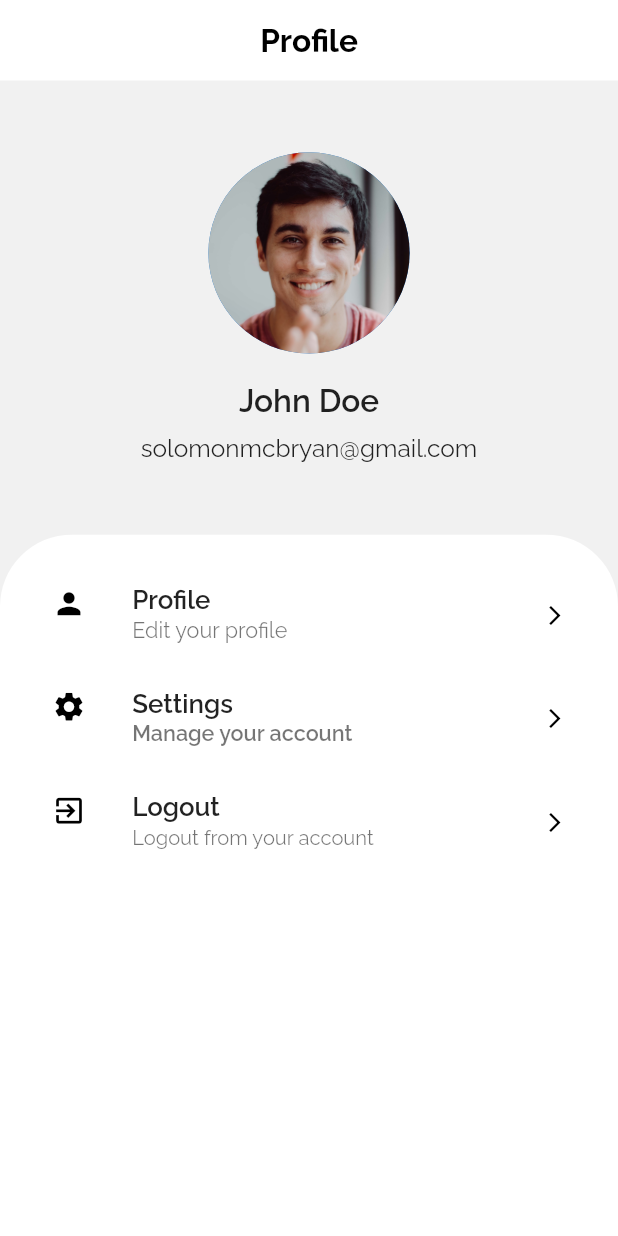
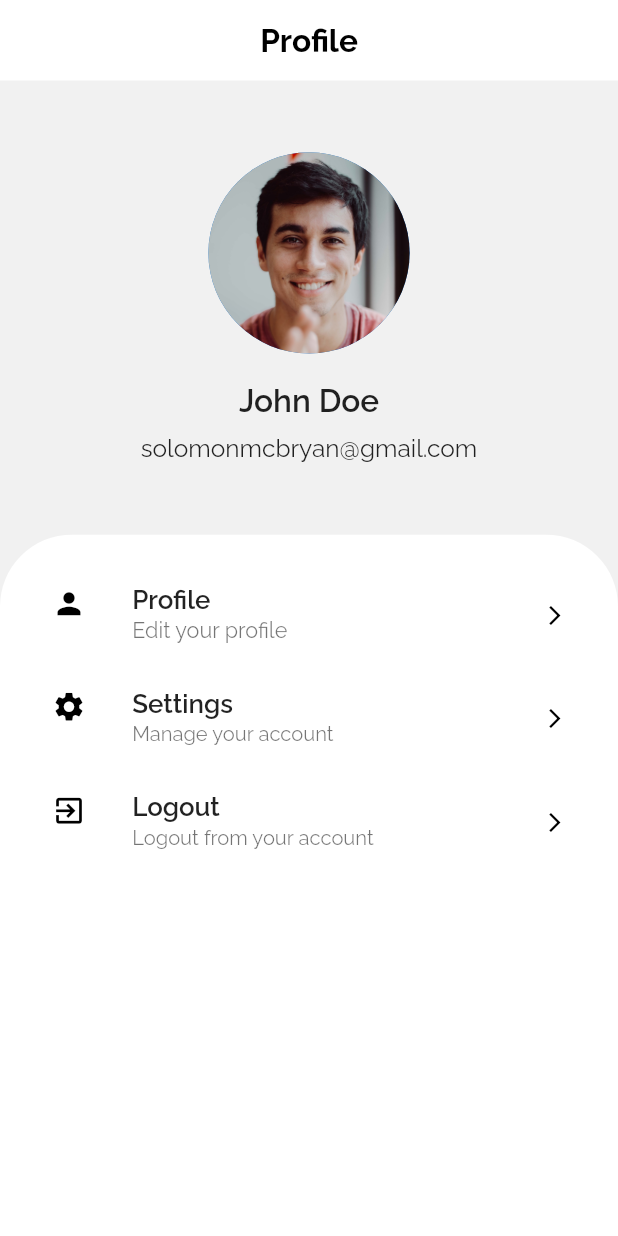
Before and after one commit to mcbryan1/icommerce, a Flutter app: the ProfileScreen screen opened directly, on a phone screen of 412 x 824 dp. Run offline on Flutter 3.47's test engine with Material 2 defaults, Android fonts, the phone set to English and light mode, and no system bars; our stand-ins replace badges, google_fonts, responsive_framework.

Commit message:
profile screen edited

```diff
--- a/lib/screens/major/profile/components/bottom_profile.dart
+++ b/lib/screens/major/profile/components/bottom_profile.dart
@@ -50,8 +50,8 @@ class _BottomProfileState extends State<BottomProfile> {
             ),
             subtitle: MyText(
               text: 'Manage your account',
-              fontSize: 15,
-              fontWeight: FontWeight.w600,
+              fontSize: 14,
+              fontWeight: FontWeight.w400,
             ),
             trailing: Icon(
               Icons.arrow_forward_ios,
```
